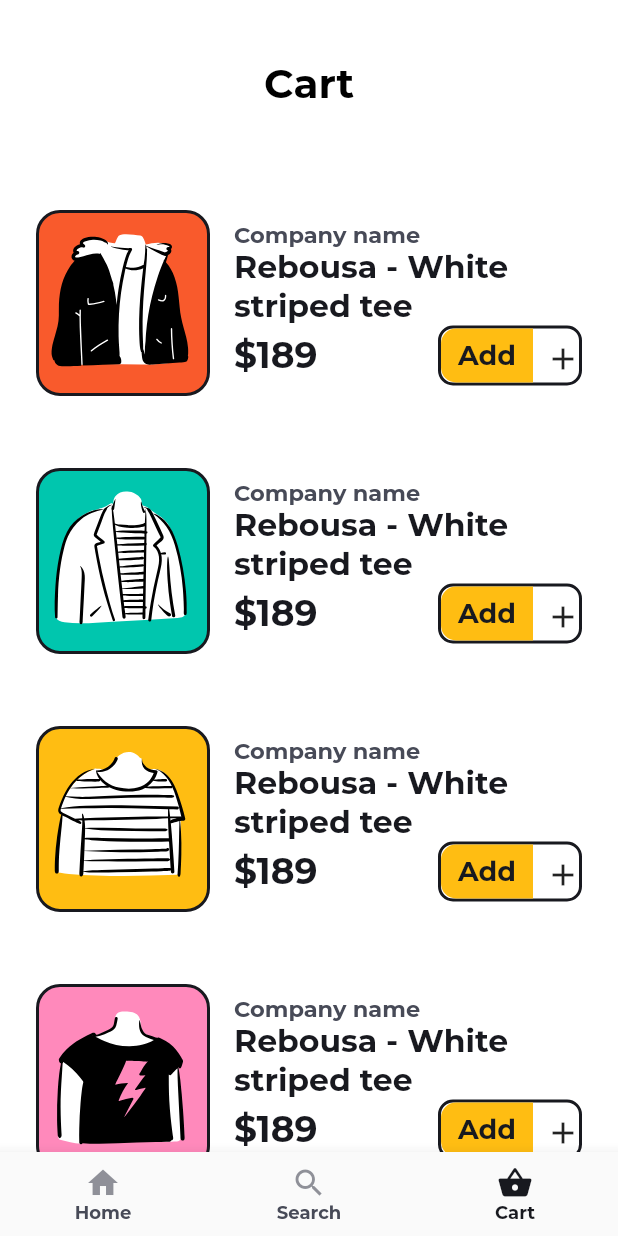
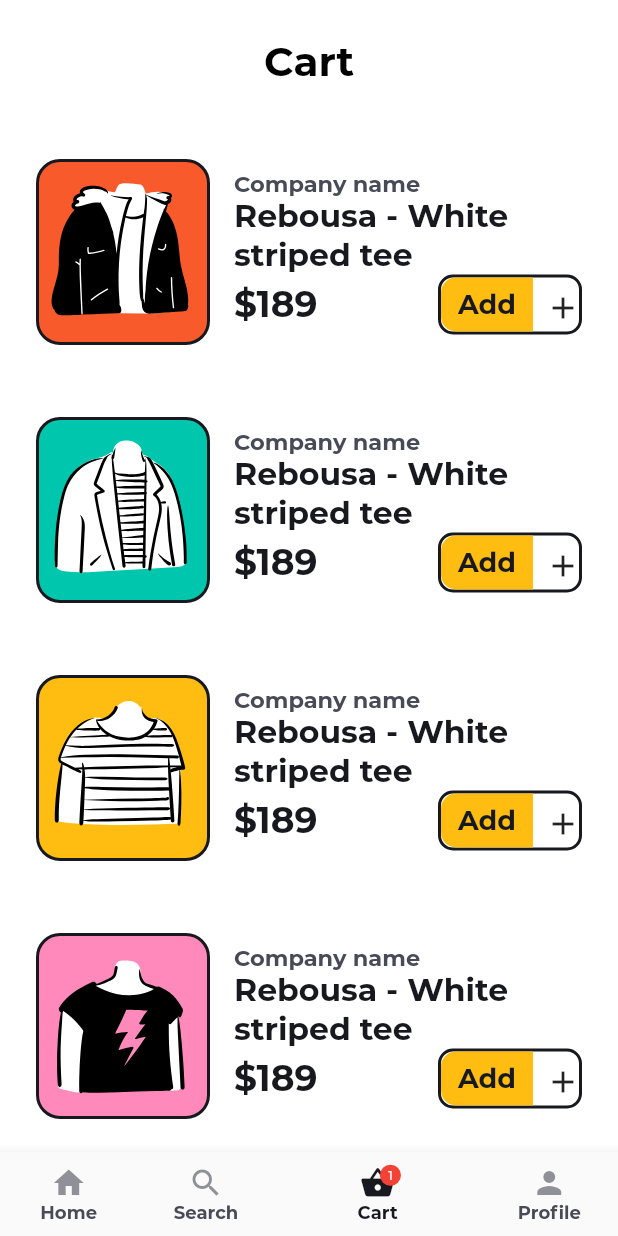
Before and after one commit to Electricitys/borong, a Flutter app: the screen it shows after launch, item 3 of the bottom bar chosen, on a phone screen of 412 x 824 dp. Run offline on Flutter 3.47's test engine with Material 2 defaults, Android fonts, the light colour scheme and no system bars; our stand-ins replace flutter_svg, page_transition; project files that could hold a hidden picture were left out.

Commit message:
add profile screen add bottom notification badge fix hero image on shop item

```diff
--- a/lib/routes.dart
+++ b/lib/routes.dart
@@ -1,5 +1,5 @@
+import 'package:borong/screens/profil_screen.dart';
 import 'package:flutter/material.dart';
-import 'package:borong/screens/search_list_screen.dart';
 import 'package:borong/screens/signup_screen.dart';
 import 'package:borong/screens/signin_screen.dart';
 import 'package:borong/screens/main_screen.dart';
@@ -10,8 +10,7 @@ class Routes {
       '/': (_) => const MainScreen(),
       SignInScreen.routeName: (context) => const SignInScreen(),
       SignUpScreen.routeName: (context) => const SignUpScreen(),
-      ShoppingSearchListPage.routeName: (context) =>
-          const ShoppingSearchListPage(),
+      ProfilePage.routeName: (context) => const ProfilePage(),
       // ShoppingDetailPage.routeName: (context) => const ShoppingDetailPage(),
     };
   }
--- a/lib/screens/cart_screen.dart
+++ b/lib/screens/cart_screen.dart
@@ -89,34 +89,25 @@ class _ShoppingCartScreenState extends State<ShoppingCartScreen> {
     return Scaffold(
       backgroundColor: white,
       appBar: CustomAppBar(
-        height: 96,
+        height: 82,
         child: Column(
-          mainAxisAlignment: MainAxisAlignment.end,
+          mainAxisAlignment: MainAxisAlignment.center,
           children: [
+            SizedBox(
+              height: MediaQuery.of(context).viewPadding.top,
+            ),
             Padding(
-              padding: const EdgeInsets.symmetric(vertical: 24),
+              padding: const EdgeInsets.symmetric(horizontal: 24),
               child: Row(
                 mainAxisAlignment: MainAxisAlignment.spaceEvenly,
                 crossAxisAlignment: CrossAxisAlignment.center,
                 children: const <Widget>[
                   Expanded(
                     flex: 1,
-                    child: SizedBox(
-                      width: 20,
-                    ),
-                  ),
-                  Expanded(
-                    // flex: 1,
                     child: ContraText(
                       size: 27,
                       alignment: Alignment.center,
                       text: "Cart",
-                    ),
-                  ),
-                  Expanded(
-                    flex: 1,
-                    child: SizedBox(
-                      width: 20,
                     ),
                   ),
                 ],
@@ -128,9 +119,6 @@ class _ShoppingCartScreenState extends State<ShoppingCartScreen> {
       body: SingleChildScrollView(
         child: Column(
           children: [
-            const SizedBox(
-              height: 20,
-            ),
             ListView.builder(
                 shrinkWrap: true,
                 physics: const NeverScrollableScrollPhysics(),
--- a/lib/screens/main_screen.dart
+++ b/lib/screens/main_screen.dart
@@ -1,4 +1,5 @@
 import 'package:borong/screens/cart_screen.dart';
+import 'package:borong/screens/profil_screen.dart';
 import 'package:borong/screens/search_screen.dart';
 import 'package:borong/utilities/contra/colors.dart';
 import "package:flutter/material.dart";
@@ -19,6 +20,7 @@ class _MainScreenState extends State<MainScreen> {
     const ShoppingHomePage(),
     const ShoppingSearchPage(),
     const ShoppingCartScreen(),
+    const ProfilePage()
   ];
 
   void _onItemTapped(int index) {
@@ -34,11 +36,47 @@ class _MainScreenState extends State<MainScreen> {
         child: _childrenWidgets.elementAt(_currentIndex),
       ),
       bottomNavigationBar: BottomNavigationBar(
-        items: const [
-          BottomNavigationBarItem(icon: Icon(Icons.home), label: "Home"),
-          BottomNavigationBarItem(icon: Icon(Icons.search), label: "Search"),
+        items: [
+          const BottomNavigationBarItem(icon: Icon(Icons.home), label: "Home"),
+          const BottomNavigationBarItem(
+              icon: Icon(Icons.search), label: "Search"),
           BottomNavigationBarItem(
-              icon: Icon(Icons.shopping_basket), label: "Cart"),
+            icon: Stack(
+              clipBehavior: Clip.none,
+              children: <Widget>[
+                const Icon(Icons.shopping_basket),
+                // const Positioned(
+                //   top: 0.0,
+                //   right: 0.0,
+                //   child: Icon(
+                //     Icons.brightness_1,
+                //     size: 8.0,
+                //     color: Colors.redAccent,
+                //   ),
+                // ),
+                Positioned(
+                  top: 0.0,
+                  right: -4.0,
+                  child: InkWell(
+                    child: Container(
+                      padding: const EdgeInsets.symmetric(
+                          horizontal: 6, vertical: 2),
+                      decoration: const BoxDecoration(
+                          shape: BoxShape.circle, color: Colors.red),
+                      alignment: Alignment.center,
+                      child: const Text(
+                        "1",
+                        style: TextStyle(fontSize: 8, color: Colors.white),
+                      ),
+                    ),
+                  ),
+                ),
+              ],
+            ),
+            label: "Cart",
+          ),
+          const BottomNavigationBarItem(
+              icon: Icon(Icons.person), label: "Profile"),
         ],
         currentIndex: _currentIndex,
         onTap: _onItemTapped,
--- a/lib/widgets/contra/shop_list_item.dart
+++ b/lib/widgets/contra/shop_list_item.dart
@@ -30,10 +30,13 @@ class ShopListItemWidget extends StatelessWidget {
                       shape: const RoundedRectangleBorder(
                           borderRadius: BorderRadius.all(Radius.circular(16)),
                           side: BorderSide(color: wood_smoke, width: 2))),
-                  child: SvgPicture.asset(
-                    shopItem.image,
-                    width: 100,
-                    height: 120,
+                  child: Hero(
+                    tag: 'hero-${shopItem.id}',
+                    child: SvgPicture.asset(
+                      shopItem.image,
+                      width: 100,
+                      height: 120,
+                    ),
                   ),
                 )),
             const SizedBox(
```
Also changed, not shown: lib/screens/home_screen.dart (+1 -22 lines), lib/screens/profil_screen.dart (added, +246 -0 lines), lib/screens/search_delegate_screen.dart (added, +105 -0 lines), lib/screens/search_screen.dart (+11 -20 lines), lib/screens/shopping_list_screen.dart (renamed from lib/screens/search_list_screen.dart, +13 -21 lines), lib/widgets/contra/chips_filter_widget.dart (+2 -25 lines), lib/widgets/contra/shop_card_item.dart (+7 -4 lines), lib/widgets/contra/shop_grid_item.dart (added, +69 -0 lines), lib/widgets/contra/shopping_card_pager_item.dart (+7 -1 lines).
